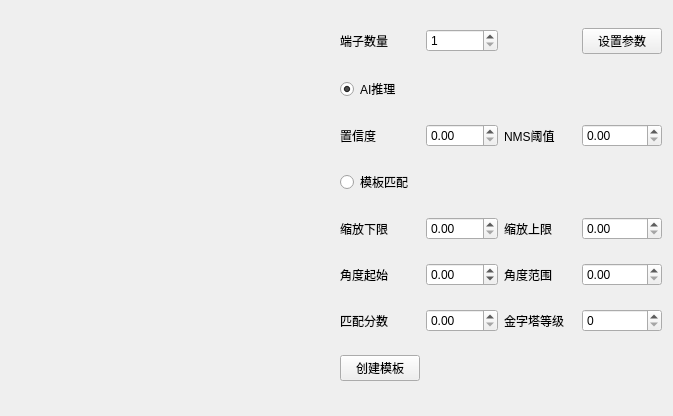
Old version of the form src/ui/product_class/terminal_param_dialog.ui in the repository yurayurateikoku1/AIVision.
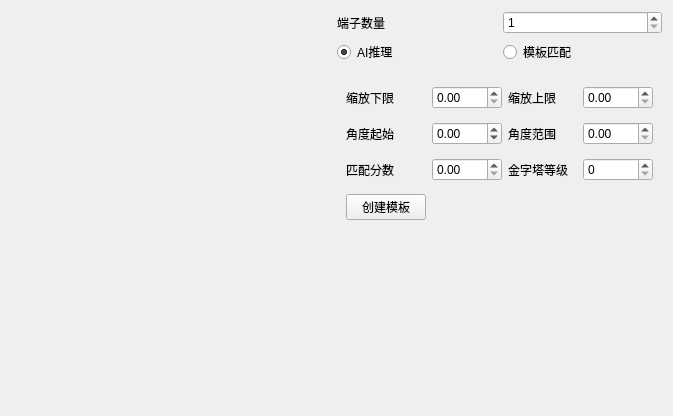
New version of the form. The open tabs and pages were chosen to show the change.

Commit message: feat:camera_param_dialog ioparam_dialog

Diff of the .ui file:
```diff
--- a/src/ui/product_class/terminal_param_dialog.ui
+++ b/src/ui/product_class/terminal_param_dialog.ui
@@ -25,25 +25,31 @@
     </widget>
    </item>
    <item>
-    <layout class="QGridLayout" name="gridLayout_ai">
-     <item row="6" column="2">
-      <widget class="QLabel" name="label_numLevels">
+    <layout class="QVBoxLayout" name="verticalLayout_right">
+     <item>
+      <layout class="QHBoxLayout" name="horizontalLayout_common">
+       <item>
+        <widget class="QLabel" name="label_3">
        <property name="text">
-        <string>金字塔等级</string>
+          <string>端子数量</string>
        </property>
       </widget>
      </item>
-     <item row="4" column="3">
-      <widget class="QDoubleSpinBox" name="doubleSpinBox_scaleMax">
+       <item>
+        <widget class="QSpinBox" name="spinBox_terminalCount">
+         <property name="minimum">
+          <number>1</number>
+         </property>
        <property name="maximum">
-        <double>10.000000000000000</double>
-       </property>
-       <property name="singleStep">
-        <double>0.050000000000000</double>
+          <number>100</number>
        </property>
       </widget>
      </item>
-     <item row="1" column="0">
+      </layout>
+     </item>
+     <item>
+      <layout class="QHBoxLayout" name="horizontalLayout_method">
+       <item>
       <widget class="QRadioButton" name="radioButton_aiInfer">
        <property name="text">
         <string>AI推理</string>
@@ -53,8 +59,31 @@
        </property>
       </widget>
      </item>
-     <item row="6" column="1">
-      <widget class="QDoubleSpinBox" name="doubleSpinBox_minScore">
+       <item>
+        <widget class="QRadioButton" name="radioButton_matchTemplate">
+         <property name="text">
+          <string>模板匹配</string>
+         </property>
+        </widget>
+       </item>
+      </layout>
+     </item>
+     <item>
+      <widget class="QStackedWidget" name="stackedWidget_method">
+       <property name="currentIndex">
+        <number>0</number>
+       </property>
+       <widget class="QWidget" name="page_ai">
+        <layout class="QGridLayout" name="gridLayout_ai">
+         <item row="0" column="0">
+          <widget class="QLabel" name="label">
+           <property name="text">
+            <string>置信度</string>
+           </property>
+          </widget>
+         </item>
+         <item row="0" column="1">
+          <widget class="QDoubleSpinBox" name="doubleSpinBox_confThreshold">
        <property name="maximum">
         <double>1.000000000000000</double>
        </property>
@@ -63,22 +92,53 @@
        </property>
       </widget>
      </item>
-     <item row="6" column="0">
-      <widget class="QLabel" name="label_minScore">
+         <item row="0" column="2">
+          <widget class="QLabel" name="label_2">
        <property name="text">
-        <string>匹配分数</string>
+            <string>NMS阈值</string>
        </property>
       </widget>
      </item>
-     <item row="4" column="2">
+         <item row="0" column="3">
+          <widget class="QDoubleSpinBox" name="doubleSpinBox_nmsThreshold">
+           <property name="maximum">
+            <double>1.000000000000000</double>
+           </property>
+           <property name="singleStep">
+            <double>0.050000000000000</double>
+           </property>
+          </widget>
+         </item>
+        </layout>
+       </widget>
+       <widget class="QWidget" name="page_match">
+        <layout class="QGridLayout" name="gridLayout_match">
+         <item row="0" column="0">
+          <widget class="QLabel" name="label_scaleMin">
+           <property name="text">
+            <string>缩放下限</string>
+           </property>
+          </widget>
+         </item>
+         <item row="0" column="1">
+          <widget class="QDoubleSpinBox" name="doubleSpinBox_scaleMin">
+           <property name="maximum">
+            <double>10.000000000000000</double>
+           </property>
+           <property name="singleStep">
+            <double>0.050000000000000</double>
+           </property>
+          </widget>
+         </item>
+         <item row="0" column="2">
       <widget class="QLabel" name="label_scaleMax">
        <property name="text">
         <string>缩放上限</string>
        </property>
       </widget>
      </item>
-     <item row="4" column="1">
-      <widget class="QDoubleSpinBox" name="doubleSpinBox_scaleMin">
+         <item row="0" column="3">
+          <widget class="QDoubleSpinBox" name="doubleSpinBox_scaleMax">
        <property name="maximum">
         <double>10.000000000000000</double>
        </property>
@@ -87,7 +147,14 @@
        </property>
       </widget>
      </item>
-     <item row="5" column="1">
+         <item row="1" column="0">
+          <widget class="QLabel" name="label_angleStart">
+           <property name="text">
+            <string>角度起始</string>
+           </property>
+          </widget>
+         </item>
+         <item row="1" column="1">
       <widget class="QDoubleSpinBox" name="doubleSpinBox_angleStart">
        <property name="minimum">
         <double>-3.140000000000000</double>
@@ -100,48 +167,14 @@
        </property>
       </widget>
      </item>
-     <item row="5" column="0">
-      <widget class="QLabel" name="label_angleStart">
+         <item row="1" column="2">
+          <widget class="QLabel" name="label_angleExtent">
        <property name="text">
-        <string>角度起始</string>
+            <string>角度范围</string>
        </property>
       </widget>
      </item>
-     <item row="6" column="3">
-      <widget class="QSpinBox" name="spinBox_numLevels">
-       <property name="minimum">
-        <number>0</number>
-       </property>
-       <property name="maximum">
-        <number>10</number>
-       </property>
-      </widget>
-     </item>
-     <item row="0" column="0">
-      <widget class="QLabel" name="label_3">
-       <property name="text">
-        <string>端子数量</string>
-       </property>
-      </widget>
-     </item>
-     <item row="4" column="0">
-      <widget class="QLabel" name="label_scaleMin">
-       <property name="text">
-        <string>缩放下限</string>
-       </property>
-      </widget>
-     </item>
-     <item row="0" column="1">
-      <widget class="QSpinBox" name="spinBox_terminalCount">
-       <property name="minimum">
-        <number>1</number>
-       </property>
-       <property name="maximum">
-        <number>100</number>
-       </property>
-      </widget>
-     </item>
-     <item row="5" column="3">
+         <item row="1" column="3">
       <widget class="QDoubleSpinBox" name="doubleSpinBox_angleExtent">
        <property name="minimum">
         <double>0.000000000000000</double>
@@ -154,36 +187,15 @@
        </property>
       </widget>
      </item>
-     <item row="5" column="2">
-      <widget class="QLabel" name="label_angleExtent">
-       <property name="text">
-        <string>角度范围</string>
-       </property>
-      </widget>
-     </item>
-     <item row="7" column="0">
-      <widget class="QPushButton" name="pushButton_createTemplate">
-       <property name="text">
-        <string>创建模板</string>
-       </property>
-      </widget>
-     </item>
-     <item row="0" column="3">
-      <widget class="QPushButton" name="pushButton_setTerminalSettings">
-       <property name="text">
-        <string>设置参数</string>
-       </property>
-      </widget>
-     </item>
      <item row="2" column="0">
-      <widget class="QLabel" name="label">
+          <widget class="QLabel" name="label_minScore">
        <property name="text">
-        <string>置信度</string>
+            <string>匹配分数</string>
        </property>
       </widget>
      </item>
      <item row="2" column="1">
-      <widget class="QDoubleSpinBox" name="doubleSpinBox_confThreshold">
+          <widget class="QDoubleSpinBox" name="doubleSpinBox_minScore">
        <property name="maximum">
         <double>1.000000000000000</double>
        </property>
@@ -193,28 +205,45 @@
       </widget>
      </item>
      <item row="2" column="2">
-      <widget class="QLabel" name="label_2">
+          <widget class="QLabel" name="label_numLevels">
        <property name="text">
-        <string>NMS阈值</string>
+            <string>金字塔等级</string>
        </property>
       </widget>
      </item>
      <item row="2" column="3">
-      <widget class="QDoubleSpinBox" name="doubleSpinBox_nmsThreshold">
-       <property name="maximum">
-        <double>1.000000000000000</double>
-       </property>
-       <property name="singleStep">
-        <double>0.050000000000000</double>
+          <widget class="QSpinBox" name="spinBox_numLevels">
+           <property name="minimum">
+            <number>0</number>
+           </property>
+           <property name="maximum">
+            <number>10</number>
        </property>
       </widget>
      </item>
      <item row="3" column="0">
-      <widget class="QRadioButton" name="radioButton_matchTemplate">
+          <widget class="QPushButton" name="pushButton_createTemplate">
        <property name="text">
-        <string>模板匹配</string>
-       </property>
-      </widget>
+            <string>创建模板</string>
+           </property>
+          </widget>
+         </item>
+        </layout>
+       </widget>
+      </widget>
+     </item>
+     <item>
+      <spacer name="verticalSpacer">
+       <property name="orientation">
+        <enum>Qt::Vertical</enum>
+       </property>
+       <property name="sizeHint" stdset="0">
+        <size>
+         <width>20</width>
+         <height>40</height>
+        </size>
+       </property>
+      </spacer>
      </item>
     </layout>
    </item>
```
Lines whose indentation alone changed are shown as unchanged. The commit also changes 53 other files.
